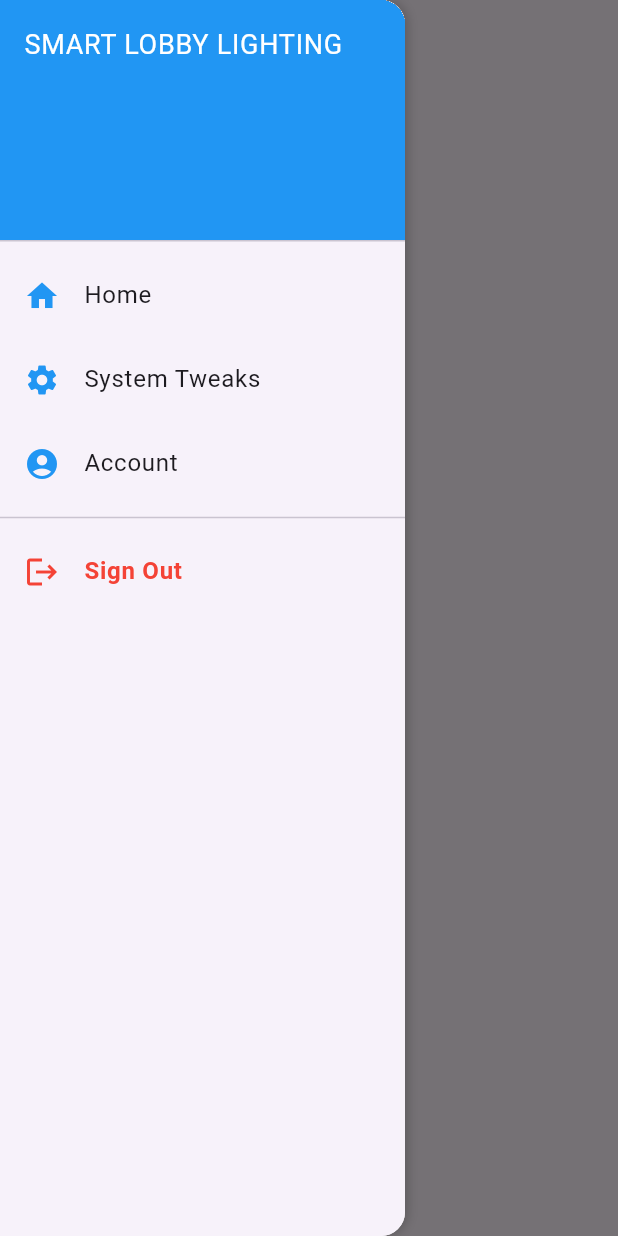
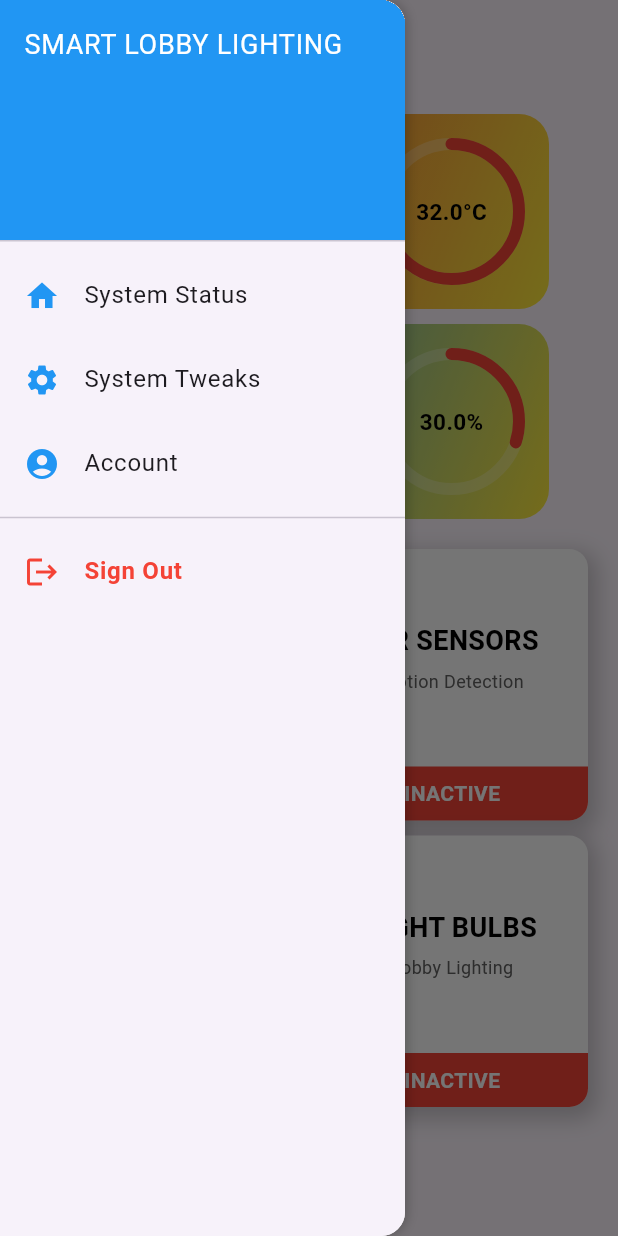
Before and after one commit to ezzzep/SMART-LOBBY-LIGHTING, a Flutter app: the screen it shows once a user with an empty profile is signed in, in the side drawer, after a tap on the "menu" icon, on a phone screen of 412 x 824 dp. Run offline on Flutter 3.47's test engine with Material 3 defaults, Android fonts, the light colour scheme and no system bars; our stand-ins replace firebase_auth, firebase_core, fluttertoast, google_fonts, lite_rolling_switch; accounts and stored records are empty.

Commit message:
System Status

```diff
--- /dev/null
+++ b/lib/common/widgets/systemStatus/humidityStatus/humidity_status.dart
@@ -0,0 +1,163 @@
+import 'package:flutter/material.dart';
+import 'package:intl/intl.dart';
+import 'package:vector_math/vector_math_64.dart' as math;
+
+class HumidityStatus extends StatefulWidget {
+  const HumidityStatus({super.key});
+
+  @override
+  State<HumidityStatus> createState() => _HumidityStatusState();
+}
+
+class _HumidityStatusState extends State<HumidityStatus>
+    with SingleTickerProviderStateMixin, AutomaticKeepAliveClientMixin {
+  late AnimationController _radialProgressAnimationController;
+  late Animation<double> _progressAnimation;
+  final Duration fadeInDuration = const Duration(milliseconds: 500);
+  final Duration fillDuration = const Duration(seconds: 2);
+  double progressDegrees = 0;
+  final double humidity = 30;
+
+  @override
+  void initState() {
+    super.initState();
+    _radialProgressAnimationController =
+        AnimationController(vsync: this, duration: fillDuration);
+
+    _progressAnimation = Tween(begin: 0.0, end: (humidity / 100) * 360).animate(
+        CurvedAnimation(
+            parent: _radialProgressAnimationController, curve: Curves.easeIn))
+      ..addListener(() {
+        setState(() {
+          progressDegrees = _progressAnimation.value;
+        });
+      });
+
+    _radialProgressAnimationController.forward();
+  }
+
+  String getFormattedDate() {
+    DateTime now = DateTime.now();
+    return DateFormat('MMMM d, yyyy').format(now);
+  }
+
+  /// Determines the color based on humidity levels
+  Color getHumidityColor(double humidity) {
+    if (humidity >= 70) {
+      return Colors.blue[900]!; // Too humid
+    } else if (humidity >= 40) {
+      return Colors.blue[300]!; // Moderate
+    } else {
+      return Colors.red; // Dry
+    }
+  }
+
+  @override
+  Widget build(BuildContext context) {
+    super.build(context);
+    String todayDate = getFormattedDate();
+
+    return Center(
+      child: Container(
+        width: 320,
+        height: 130,
+        padding: const EdgeInsets.symmetric(horizontal: 20),
+        decoration: BoxDecoration(
+          gradient: const LinearGradient(
+            colors: [Colors.blue, Colors.yellow], // Blue to Yellow Gradient
+            begin: Alignment.topLeft,
+            end: Alignment.bottomRight,
+          ),
+          borderRadius: BorderRadius.circular(20),
+        ),
+        child: Row(
+          mainAxisAlignment: MainAxisAlignment.spaceBetween,
+          children: [
+            Column(
+              crossAxisAlignment: CrossAxisAlignment.start,
+              mainAxisAlignment: MainAxisAlignment.center,
+              children: [
+                const Text(
+                  "Humidity",
+                  style: TextStyle(
+                      color: Colors.white,
+                      fontSize: 22,
+                      fontWeight: FontWeight.bold),
+                ),
+                const Text(
+                  "For Today",
+                  style: TextStyle(color: Colors.white70, fontSize: 18),
+                ),
+                Text(
+                  todayDate,
+                  style: const TextStyle(color: Colors.white70, fontSize: 14),
+                ),
+              ],
+            ),
+            CustomPaint(
+              painter:
+                  RadialPainter(progressDegrees, getHumidityColor(humidity)),
+              child: Container(
+                height: 90,
+                width: 90,
+                alignment: Alignment.center,
+                child: AnimatedOpacity(
+                  opacity: progressDegrees > 5 ? 1.0 : 0.0,
+                  duration: fadeInDuration,
+                  child: Text(
+                    "$humidity%", // Display humidity
+                    style: const TextStyle(
+                        color: Colors.black,
+                        fontSize: 15,
+                        fontWeight: FontWeight.bold),
+                  ),
+                ),
+              ),
+            )
+          ],
+        ),
+      ),
+    );
+  }
+
+  @override
+  bool get wantKeepAlive => true;
+}
+
+class RadialPainter extends CustomPainter {
+  final double progressInDegrees;
+  final Color progressColor;
+
+  RadialPainter(this.progressInDegrees, this.progressColor);
+
+  @override
+  void paint(Canvas canvas, Size size) {
+    Offset center = Offset(size.width / 2, size.height / 2);
+
+    Paint backgroundPaint = Paint()
+      ..color = Colors.white24
+      ..style = PaintingStyle.stroke
+      ..strokeWidth = 8.0;
+
+    canvas.drawCircle(center, size.width / 2, backgroundPaint);
+
+    Paint progressPaint = Paint()
+      ..color = progressColor
+      ..strokeCap = StrokeCap.round
+      ..style = PaintingStyle.stroke
+      ..strokeWidth = 8.0;
+
+    canvas.drawArc(
+      Rect.fromCircle(center: center, radius: size.width / 2),
+      math.radians(-90),
+      math.radians(progressInDegrees),
+      false,
+      progressPaint,
+    );
+  }
+
+  @override
+  bool shouldRepaint(CustomPainter oldDelegate) {
+    return true;
+  }
+}
--- /dev/null
+++ b/lib/common/widgets/systemStatus/sensorsStatus/sensors_status.dart
@@ -0,0 +1,93 @@
+import 'package:flutter/material.dart';
+
+class SensorsStatus extends StatelessWidget {
+  final double width;
+  final double height;
+  final String title;
+  final String subtitle;
+  final bool isActive;
+
+  const SensorsStatus({
+    super.key,
+    required this.width,
+    required this.height,
+    required this.title,
+    required this.subtitle,
+    required this.isActive,
+  });
+
+  @override
+  Widget build(BuildContext context) {
+    return Container(
+      width: width,
+      height: height,
+      decoration: BoxDecoration(
+        color: Colors.white,
+        borderRadius: BorderRadius.circular(12.5),
+        boxShadow: [
+          BoxShadow(
+            offset: const Offset(3, 5),
+            blurRadius: 12,
+            spreadRadius: 3, // Darker shadow effect
+            color: Colors.black.withOpacity(0.2),
+          ),
+        ],
+      ),
+      child: Column(
+        children: [
+          // Centered content (title & subtitle)
+          Expanded(
+            child: Center(
+              child: Column(
+                mainAxisSize: MainAxisSize.min,
+                children: [
+                  Text(
+                    title,
+                    textAlign: TextAlign.center,
+                    style: const TextStyle(
+                      color: Colors.black,
+                      fontWeight: FontWeight.bold,
+                      fontSize: 18,
+                    ),
+                  ),
+                  const SizedBox(height: 5),
+                  Text(
+                    subtitle,
+                    textAlign: TextAlign.center,
+                    style: TextStyle(
+                      color: Colors.grey[700],
+                      fontWeight: FontWeight.normal,
+                      fontSize: 12,
+                    ),
+                  ),
+                ],
+              ),
+            ),
+          ),
+
+          // Full-width status indicator at the bottom
+          Container(
+            width: double.infinity,
+            padding: const EdgeInsets.symmetric(vertical: 8),
+            decoration: BoxDecoration(
+              color: isActive ? Colors.green : Colors.red,
+              borderRadius: const BorderRadius.only(
+                bottomLeft: Radius.circular(12.5),
+                bottomRight: Radius.circular(12.5),
+              ),
+            ),
+            child: Text(
+              isActive ? 'ACTIVE' : 'INACTIVE',
+              textAlign: TextAlign.center,
+              style: const TextStyle(
+                color: Colors.white,
+                fontWeight: FontWeight.bold,
+                fontSize: 14,
+              ),
+            ),
+          ),
+        ],
+      ),
+    );
+  }
+}
--- /dev/null
+++ b/lib/common/widgets/systemStatus/temperatureStatus/temperature_status.dart
@@ -0,0 +1,164 @@
+import 'package:flutter/material.dart';
+import 'package:intl/intl.dart';
+import 'package:vector_math/vector_math_64.dart' as math;
+
+class TemperatureStatus extends StatefulWidget {
+  const TemperatureStatus({super.key});
+
+  @override
+  State<TemperatureStatus> createState() => _TemperatureStatusState();
+}
+
+class _TemperatureStatusState extends State<TemperatureStatus>
+    with SingleTickerProviderStateMixin, AutomaticKeepAliveClientMixin {
+  late AnimationController _radialProgressAnimationController;
+  late Animation<double> _progressAnimation;
+  final Duration fadeInDuration = const Duration(milliseconds: 500);
+  final Duration fillDuration = const Duration(seconds: 2);
+  double progressDegrees = 0;
+  final double temperature =
+      32; // Example temperature (replace with real-time data)
+
+  @override
+  void initState() {
+    super.initState();
+    _radialProgressAnimationController =
+        AnimationController(vsync: this, duration: fillDuration);
+
+    // Convert temperature (0 to 50°C) into degrees (0 to 360°)
+    _progressAnimation = Tween(begin: 0.0, end: (temperature / 50) * 360)
+        .animate(CurvedAnimation(
+            parent: _radialProgressAnimationController, curve: Curves.easeIn))
+      ..addListener(() {
+        setState(() {
+          progressDegrees = _progressAnimation.value;
+        });
+      });
+
+    _radialProgressAnimationController.forward();
+  }
+
+  String getFormattedDate() {
+    DateTime now = DateTime.now();
+    return DateFormat('MMMM d, yyyy').format(now);
+  }
+
+  Color getCircleColor(double temperature) {
+    if (temperature <= 25) {
+      return Colors.blue; // Cool
+    } else if (temperature <= 30) {
+      return Colors.yellow; // Moderate
+    } else {
+      return Colors.red; // Hot
+    }
+  }
+
+  @override
+  Widget build(BuildContext context) {
+    super.build(context);
+    String todayDate = getFormattedDate();
+
+    return Center(
+      child: Container(
+        width: 320,
+        height: 130,
+        padding: const EdgeInsets.symmetric(horizontal: 20),
+        decoration: BoxDecoration(
+          gradient: const LinearGradient(
+            colors: [Colors.red, Colors.yellow], // Red to Yellow gradient
+            begin: Alignment.topLeft,
+            end: Alignment.bottomRight,
+          ),
+          borderRadius: BorderRadius.circular(20),
+        ),
+        child: Row(
+          mainAxisAlignment: MainAxisAlignment.spaceBetween,
+          children: [
+            Column(
+              crossAxisAlignment: CrossAxisAlignment.start,
+              mainAxisAlignment: MainAxisAlignment.center,
+              children: [
+                const Text(
+                  "Temperature",
+                  style: TextStyle(
+                      color: Colors.white,
+                      fontSize: 22,
+                      fontWeight: FontWeight.bold),
+                ),
+                const Text(
+                  "For Today",
+                  style: TextStyle(color: Colors.white70, fontSize: 18),
+                ),
+                Text(
+                  todayDate,
+                  style: const TextStyle(color: Colors.white70, fontSize: 14),
+                ),
+              ],
+            ),
+            CustomPaint(
+              painter:
+                  RadialPainter(progressDegrees, getCircleColor(temperature)),
+              child: Container(
+                height: 90,
+                width: 90,
+                alignment: Alignment.center,
+                child: AnimatedOpacity(
+                  opacity: progressDegrees > 5 ? 1.0 : 0.0,
+                  duration: fadeInDuration,
+                  child: Text(
+                    "$temperature°C",
+                    style: const TextStyle(
+                        color: Colors.black,
+                        fontSize: 15,
+                        fontWeight: FontWeight.bold),
+                  ),
+                ),
+              ),
+            )
+          ],
+        ),
+      ),
+    );
+  }
+
+  @override
+  bool get wantKeepAlive => true;
+}
+
+class RadialPainter extends CustomPainter {
+  final double progressInDegrees;
+  final Color progressColor;
+
+  RadialPainter(this.progressInDegrees, this.progressColor);
+
+  @override
+  void paint(Canvas canvas, Size size) {
+    Offset center = Offset(size.width / 2, size.height / 2);
+
+    Paint backgroundPaint = Paint()
+      ..color = Colors.white24
+      ..style = PaintingStyle.stroke
+      ..strokeWidth = 8.0;
+
+    canvas.drawCircle(center, size.width / 2, backgroundPaint);
+
+    Paint progressPaint = Paint()
+      ..color = progressColor
+      ..strokeCap = StrokeCap.round
+      ..style = PaintingStyle.stroke
+      ..strokeWidth = 8.0;
+
+    canvas.drawArc(
+      Rect.fromCircle(center: center, radius: size.width / 2),
+      math.radians(-90),
+      math.radians(progressInDegrees),
+      false,
+      progressPaint,
+    );
+  }
+
+  @override
+  bool shouldRepaint(CustomPainter oldDelegate) {
+    return true;
+  }
+}
--- a/lib/screens/dashboard/dashboard_screen.dart
+++ b/lib/screens/dashboard/dashboard_screen.dart
@@ -1,5 +1,8 @@
+import 'package:flutter/material.dart';
 import 'package:smart_lighting/services/service.dart';
-import 'package:flutter/material.dart';
+import 'package:smart_lighting/common/widgets/systemStatus/temperatureStatus/temperature_status.dart';
+import 'package:smart_lighting/common/widgets/systemStatus/humidityStatus/humidity_status.dart';
+import 'package:smart_lighting/common/widgets/systemStatus/sensorsStatus/sensors_status.dart';
 
 class Home extends StatelessWidget {
   const Home({super.key});
@@ -8,7 +11,7 @@ class Home extends StatelessWidget {
   Widget build(BuildContext context) {
     return Scaffold(
       appBar: AppBar(
-        title: const Text("Home"),
+        title: const Text("System Status"),
         leading: Builder(
           builder: (context) {
             return IconButton(
@@ -20,17 +23,37 @@ class Home extends StatelessWidget {
           },
         ),
       ),
-      drawer: Container(
-        width: 270, // Set custom width to make it smaller
+      drawer: _buildDrawer(context),
+      body: SingleChildScrollView(
+        child: Padding(
+          padding: const EdgeInsets.symmetric(vertical: 20.0, horizontal: 10.0),
+          child: Column(
+            mainAxisAlignment: MainAxisAlignment.start,
+            crossAxisAlignment: CrossAxisAlignment.center,
+            children: [
+              const TemperatureStatus(),
+              const SizedBox(height: 10),
+              const HumidityStatus(),
+              const SizedBox(height: 10),
+              _buildSensorsStatusGrid(),
+            ],
+          ),
+        ),
+      ),
+    );
+  }
+
+  Widget _buildDrawer(BuildContext context) {
+    return Container(
+      width: 270,
       decoration: BoxDecoration(
-          color: Colors.white, // Background color
-          borderRadius: BorderRadius.horizontal(
-              right: Radius.circular(16)), // Rounded right edges
+        color: Colors.white,
+        borderRadius: const BorderRadius.horizontal(right: Radius.circular(16)),
         boxShadow: [
           BoxShadow(
             color: Colors.black.withOpacity(0.2),
             blurRadius: 5,
-              offset: Offset(2, 0), // Shadow on the right
+            offset: const Offset(2, 0),
           ),
         ],
       ),
@@ -45,10 +68,10 @@ class Home extends StatelessWidget {
                 style: TextStyle(color: Colors.white, fontSize: 18),
               ),
             ),
-              _buildDrawerItem(Icons.home, 'Home', context),
+            _buildDrawerItem(Icons.home, 'System Status', context),
             _buildDrawerItem(Icons.settings, 'System Tweaks', context),
             _buildDrawerItem(Icons.account_circle, 'Account', context),
-              const Divider(), // Add a divider for separation
+            const Divider(),
             ListTile(
               leading: const Icon(Icons.logout, color: Colors.red),
               title: const Text(
@@ -63,11 +86,9 @@ class Home extends StatelessWidget {
           ],
         ),
       ),
-      ),
     );
   }
 
-  // Helper function for drawer items
   Widget _buildDrawerItem(IconData icon, String title, BuildContext context) {
     return ListTile(
       leading: Icon(icon, color: Colors.blue),
@@ -77,4 +98,47 @@ class Home extends StatelessWidget {
       },
     );
   }
+
+  Widget _buildSensorsStatusGrid() {
+    return Padding(
+      padding: const EdgeInsets.all(10.0),
+      child: GridView.count(
+        shrinkWrap: true,
+        physics: const NeverScrollableScrollPhysics(),
+        crossAxisCount: 2,
+        crossAxisSpacing: 10,
+        mainAxisSpacing: 10,
+        children: const [
+          SensorsStatus(
+            width: 150,
+            height: 180,
+            title: 'BME280',
+            subtitle: 'Temp and Humidity',
+            isActive: true,
+          ),
+          SensorsStatus(
+            width: 170,
+            height: 200,
+            title: 'PIR SENSORS',
+            subtitle: 'Motion Detection',
+            isActive: false,
+          ),
+          SensorsStatus(
+            width: 160,
+            height: 190,
+            title: 'COOLER',
+            subtitle: 'Fan Cooling System',
+            isActive: true,
+          ),
+          SensorsStatus(
+            width: 180,
+            height: 220,
+            title: 'LIGHT BULBS',
+            subtitle: 'Lobby Lighting',
+            isActive: false,
+          ),
+        ],
+      ),
+    );
   }
+}
--- a/pubspec.yaml
+++ b/pubspec.yaml
@@ -39,6 +39,8 @@ dependencies:
   google_fonts: ^6.2.1
   firebase_auth: ^5.4.2
   lite_rolling_switch: ^1.0.1
+  vector_math: ^2.1.4
+  intl: ^0.18.1
 
 dev_dependencies:
   flutter_test:
```
Also changed, not shown: pubspec.lock. Lines whose indentation alone changed are shown as unchanged.
